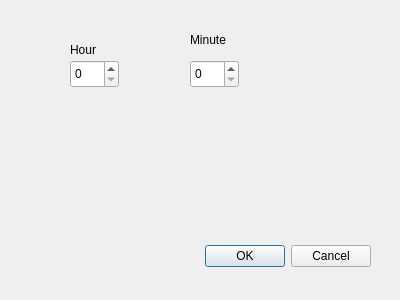
Before: the Qt Designer form settings.ui in Brebl/Pop-up-Memo, drawn with Qt 5.
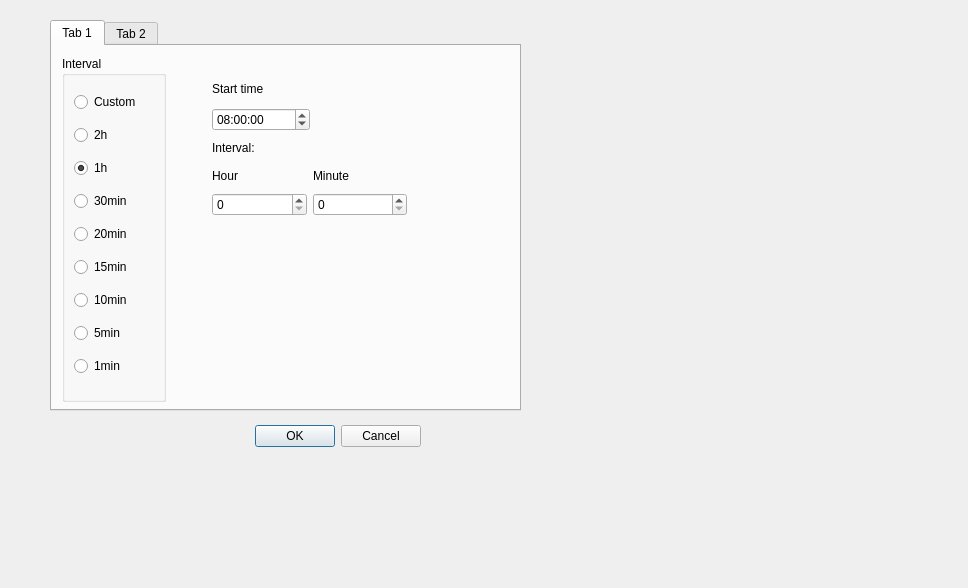
After: the same form once the commit is applied.

Commit message: initial settings and settings changes apply to mainwindow

```diff
--- a/settings.ui
+++ b/settings.ui
@@ -6,8 +6,8 @@
    <rect>
     <x>0</x>
     <y>0</y>
-    <width>400</width>
-    <height>300</height>
+    <width>968</width>
+    <height>588</height>
    </rect>
   </property>
   <property name="windowTitle">
@@ -16,8 +16,8 @@
   <widget class="QDialogButtonBox" name="buttonBox">
    <property name="geometry">
     <rect>
-     <x>30</x>
-     <y>240</y>
+     <x>80</x>
+     <y>420</y>
      <width>341</width>
      <height>32</height>
     </rect>
@@ -29,51 +29,181 @@
     <set>QDialogButtonBox::Cancel|QDialogButtonBox::Ok</set>
    </property>
   </widget>
-  <widget class="QSpinBox" name="hourSelect">
+  <widget class="QTabWidget" name="tabWidget">
    <property name="geometry">
     <rect>
-     <x>70</x>
-     <y>60</y>
-     <width>49</width>
-     <height>28</height>
+     <x>50</x>
+     <y>20</y>
+     <width>471</width>
+     <height>391</height>
     </rect>
    </property>
-  </widget>
-  <widget class="QLabel" name="label">
-   <property name="geometry">
-    <rect>
-     <x>70</x>
-     <y>40</y>
-     <width>67</width>
-     <height>19</height>
-    </rect>
+   <property name="currentIndex">
+    <number>0</number>
    </property>
-   <property name="text">
-    <string>Hour</string>
-   </property>
-  </widget>
-  <widget class="QSpinBox" name="minuteSelect">
-   <property name="geometry">
-    <rect>
-     <x>190</x>
-     <y>60</y>
-     <width>49</width>
-     <height>28</height>
-    </rect>
-   </property>
-  </widget>
-  <widget class="QLabel" name="label_2">
-   <property name="geometry">
-    <rect>
-     <x>190</x>
-     <y>30</y>
-     <width>67</width>
-     <height>19</height>
-    </rect>
-   </property>
-   <property name="text">
-    <string>Minute</string>
-   </property>
+   <widget class="QWidget" name="tab">
+    <attribute name="title">
+     <string>Tab 1</string>
+    </attribute>
+    <widget class="QWidget" name="">
+     <property name="geometry">
+      <rect>
+       <x>160</x>
+       <y>30</y>
+       <width>98</width>
+       <height>55</height>
+      </rect>
+     </property>
+     <layout class="QVBoxLayout" name="verticalLayout">
+      <item>
+       <widget class="QLabel" name="label_4">
+        <property name="text">
+         <string>Start time</string>
+        </property>
+       </widget>
+      </item>
+      <item>
+       <widget class="QTimeEdit" name="timeEdit">
+        <property name="time">
+         <time>
+          <hour>8</hour>
+          <minute>0</minute>
+          <second>0</second>
+         </time>
+        </property>
+       </widget>
+      </item>
+     </layout>
+    </widget>
+    <widget class="QGroupBox" name="intervalBox">
+     <property name="geometry">
+      <rect>
+       <x>10</x>
+       <y>10</y>
+       <width>104</width>
+       <height>346</height>
+      </rect>
+     </property>
+     <property name="title">
+      <string>Interval</string>
+     </property>
+     <layout class="QVBoxLayout" name="verticalLayout_2">
+      <item>
+       <widget class="QRadioButton" name="radioButton_custom">
+        <property name="text">
+         <string>Custom</string>
+        </property>
+       </widget>
+      </item>
+      <item>
+       <widget class="QRadioButton" name="radioButton_2h">
+        <property name="text">
+         <string>2h</string>
+        </property>
+       </widget>
+      </item>
+      <item>
+       <widget class="QRadioButton" name="radioButton_1h">
+        <property name="text">
+         <string>1h</string>
+        </property>
+        <property name="checkable">
+         <bool>true</bool>
+        </property>
+        <property name="checked">
+         <bool>true</bool>
+        </property>
+       </widget>
+      </item>
+      <item>
+       <widget class="QRadioButton" name="radioButton_30m">
+        <property name="text">
+         <string>30min</string>
+        </property>
+       </widget>
+      </item>
+      <item>
+       <widget class="QRadioButton" name="radioButton_20m">
+        <property name="text">
+         <string>20min</string>
+        </property>
+       </widget>
+      </item>
+      <item>
+       <widget class="QRadioButton" name="radioButton_15m">
+        <property name="text">
+         <string>15min</string>
+        </property>
+       </widget>
+      </item>
+      <item>
+       <widget class="QRadioButton" name="radioButton_10m">
+        <property name="text">
+         <string>10min</string>
+        </property>
+       </widget>
+      </item>
+      <item>
+       <widget class="QRadioButton" name="radioButton_5m">
+        <property name="text">
+         <string>5min</string>
+        </property>
+       </widget>
+      </item>
+      <item>
+       <widget class="QRadioButton" name="radioButton_1m">
+        <property name="text">
+         <string>1min</string>
+        </property>
+       </widget>
+      </item>
+     </layout>
+    </widget>
+    <widget class="QWidget" name="">
+     <property name="geometry">
+      <rect>
+       <x>160</x>
+       <y>90</y>
+       <width>195</width>
+       <height>80</height>
+      </rect>
+     </property>
+     <layout class="QGridLayout" name="gridLayout">
+      <item row="2" column="1">
+       <widget class="QSpinBox" name="minuteSelect"/>
+      </item>
+      <item row="1" column="0">
+       <widget class="QLabel" name="label">
+        <property name="text">
+         <string>Hour</string>
+        </property>
+       </widget>
+      </item>
+      <item row="1" column="1">
+       <widget class="QLabel" name="label_2">
+        <property name="text">
+         <string>Minute</string>
+        </property>
+       </widget>
+      </item>
+      <item row="2" column="0">
+       <widget class="QSpinBox" name="hourSelect"/>
+      </item>
+      <item row="0" column="0">
+       <widget class="QLabel" name="label_5">
+        <property name="text">
+         <string>Interval:</string>
+        </property>
+       </widget>
+      </item>
+     </layout>
+    </widget>
+   </widget>
+   <widget class="QWidget" name="tab_2">
+    <attribute name="title">
+     <string>Tab 2</string>
+    </attribute>
+   </widget>
   </widget>
  </widget>
  <resources/>
```
Left out of the diff: 8 changed lines with no effect on the pictures. The commit also changes 4 other files.
